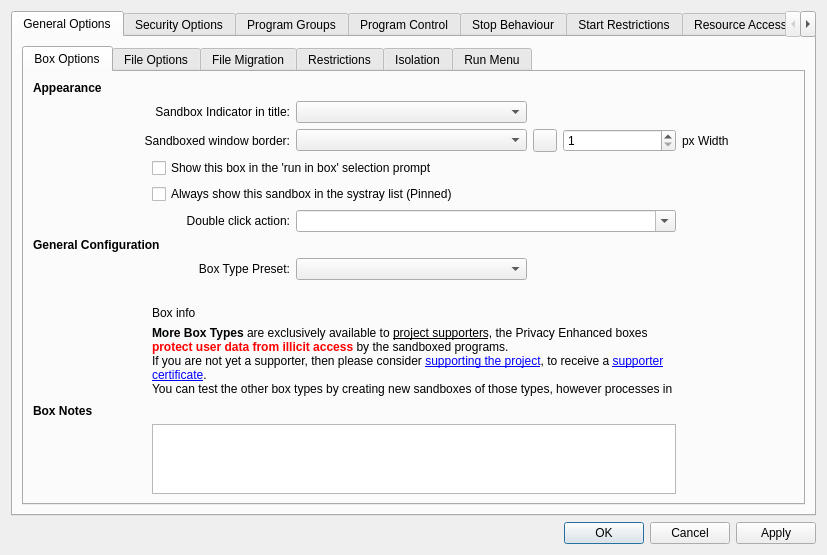
Old version of the form SandboxiePlus/SandMan/Forms/OptionsWindow.ui in the repository offhub/Sandboxie.
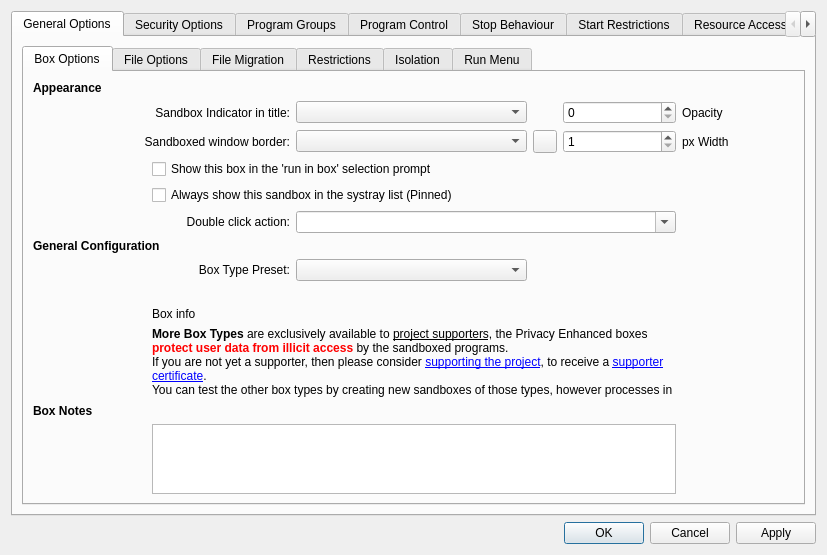
New version of the form. The open tabs and pages were chosen to show the change.

Commit message:
Add border opacity option to general settings
Introduces a new spin box for border opacity (alpha) in the options UI, updates logic to load and save the alpha value, and adds a corresponding member variable. This allows users to customize the border's transparency for sandbox windows.

```diff
--- a/SandboxiePlus/SandMan/Forms/OptionsWindow.ui
+++ b/SandboxiePlus/SandMan/Forms/OptionsWindow.ui
@@ -312,6 +312,23 @@
                  </property>
                 </widget>
                </item>
+               <item row="1" column="6">
+                <widget class="QSpinBox" name="spinBorderAlpha">
+                 <property name="maximum">
+                  <number>255</number>
+                 </property>
+                </widget>
+               </item>
+               <item row="1" column="7">
+                <widget class="QLabel" name="label_75">
+                 <property name="text">
+                  <string>Opacity</string>
+                 </property>
+                 <property name="buddy">
+                  <cstring>spinBorderAlpha</cstring>
+                 </property>
+                </widget>
+               </item>
               </layout>
              </item>
             </layout>
```
The commit also changes 2 other files.
